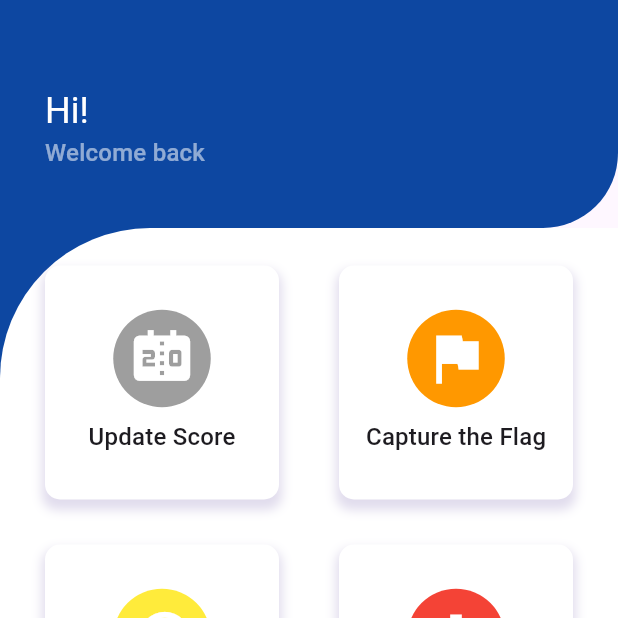
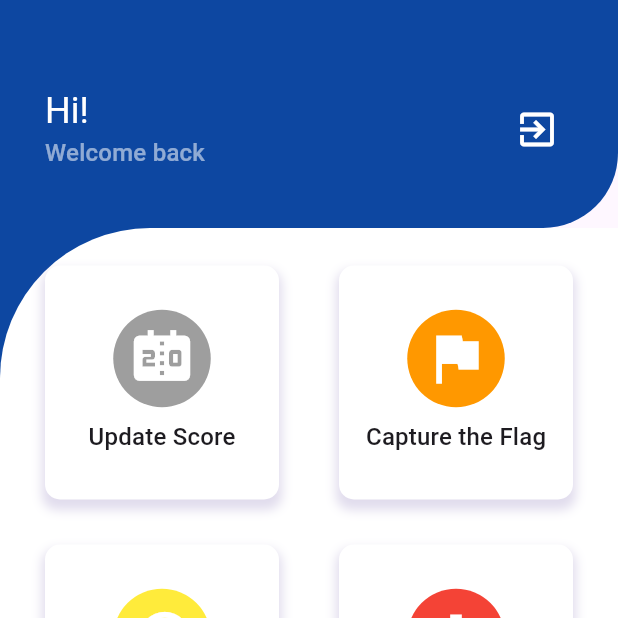
Before and after one commit to sydney1232/YCSS, a Flutter app: the screen it shows once a user with an empty profile is signed in, on a phone screen of 412 x 824 dp, the top half of it. Run offline on Flutter 3.47's test engine with Material 3 defaults, Android fonts, the phone set to English and light mode, and no system bars; our stand-ins replace firebase_auth, firebase_core, lottie; accounts and stored records are empty.

Commit message:
Added logout button

```diff
--- a/lib/screens/dashboard_screen.dart
+++ b/lib/screens/dashboard_screen.dart
@@ -44,6 +44,14 @@ class _DashboardPageState extends State<DashboardPage> {
                         .textTheme
                         .titleMedium
                         ?.copyWith(color: Colors.white54),
+                  ),
+                  trailing: const IconButton(
+                    onPressed: userSignOut,
+                    icon: Icon(
+                      size: 30,
+                      Icons.exit_to_app,
+                      color: Colors.white,
+                    ),
                   ),
                 ),
                 const SizedBox(height: 30),
```
